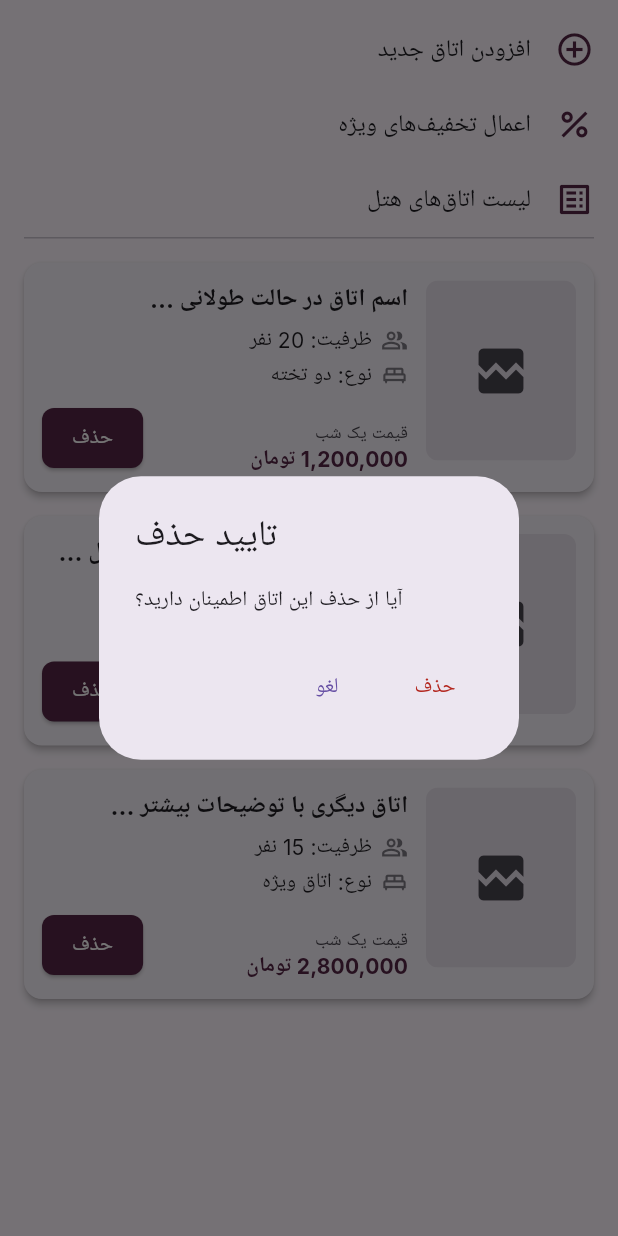
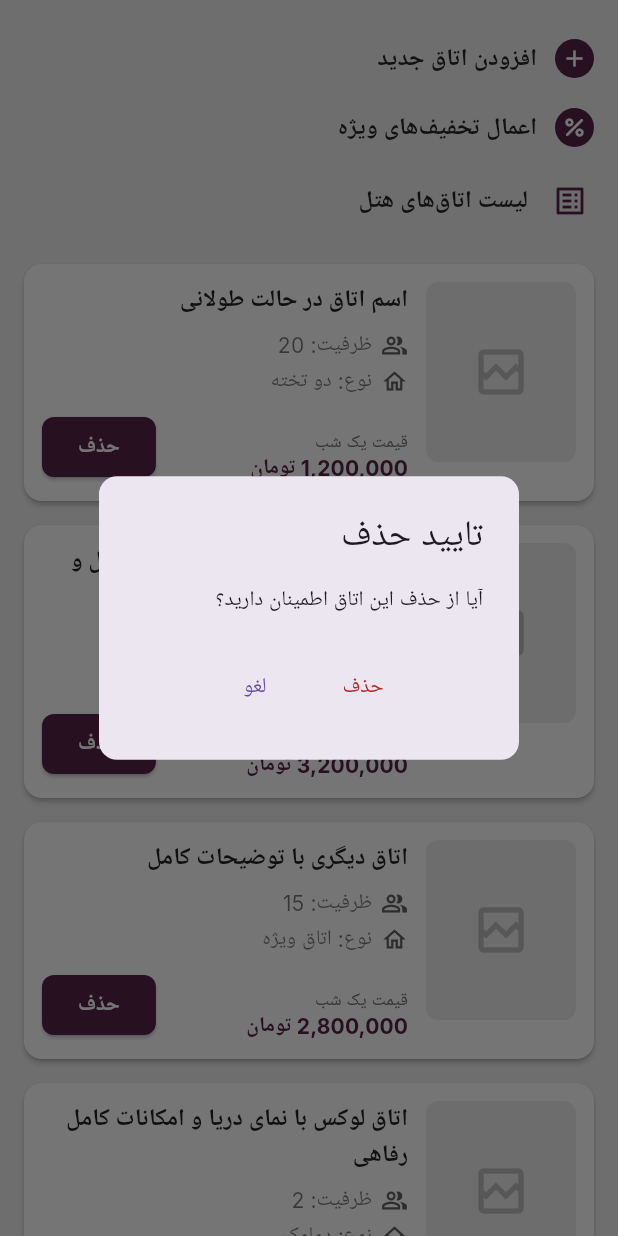
Before and after one commit to SamiraAhmadnezhad/BookIt, a Flutter app: the screen it shows after launch, after a tap on "حذف", on a phone screen of 412 x 824 dp. Run offline on Flutter 3.47's test engine with Material 3 defaults, Android fonts, the phone set to English and light mode, and no system bars; our stand-ins replace google_fonts, image_picker; network calls fail.

Commit message:
room info page- fixing components

```diff
--- a/lib/pages/hotel_info_pages/room_info_page.dart
+++ b/lib/pages/hotel_info_pages/room_info_page.dart
@@ -1,11 +1,10 @@
-// lib/pages/hotel_info_pages/hotel_info_page.dart
 import 'package:flutter/material.dart';
-import 'dart:async'; // برای Future.delayed
+import 'dart:async';
 
-// --- ثابت رنگ اصلی ---
 const Color kManagerPrimaryColor = Color(0xFF542545);
+const Color kPageBackgroundColor = Color(0xFFF0F0F0);
+const Color kCardBackgroundColor = Colors.white;
 
-// --- مدل داده برای اتاق ---
 class Room {
   final String id;
   final String name;
@@ -24,7 +23,6 @@ class Room {
   });
 }
 
-// --- ویجت کارت اتاق ---
 class _RoomCardWidget extends StatelessWidget {
   final Room room;
   final VoidCallback onDelete;
@@ -34,7 +32,6 @@ class _RoomCardWidget extends StatelessWidget {
     required this.onDelete,
   });
 
-  // تابع کمکی برای فرمت قیمت با ویرگول
   String _formatPrice(double price) {
     return price.toStringAsFixed(0).replaceAllMapped(
       RegExp(r'(\d{1,3})(?=(\d{3})+(?!\d))'),
@@ -44,11 +41,12 @@ class _RoomCardWidget extends StatelessWidget {
 
   @override
   Widget build(BuildContext context) {
-    final theme = Theme.of(context); // استفاده از تم Material 3
+    final theme = Theme.of(context);
 
     return Card(
+      color: kCardBackgroundColor,
       margin: const EdgeInsets.symmetric(horizontal: 16, vertical: 8),
-      elevation: 2, // Material 3 از elevation کمتری استفاده می‌کند
+      elevation: 1.5,
       shape: RoundedRectangleBorder(borderRadius: BorderRadius.circular(12)),
       child: Padding(
         padding: const EdgeInsets.all(12.0),
@@ -66,10 +64,10 @@ class _RoomCardWidget extends StatelessWidget {
                   return Container(
                     width: 100,
                     height: 120,
-                    color: theme.colorScheme.surfaceVariant, // رنگ مناسب برای placeholder در M3
+                    color: Colors.grey[200],
                     child: Icon(
-                      Icons.broken_image,
-                      color: theme.colorScheme.onSurfaceVariant,
+                      Icons.broken_image_outlined,
+                      color: Colors.grey[400],
                       size: 40,
                     ),
                   );
@@ -80,19 +78,18 @@ class _RoomCardWidget extends StatelessWidget {
             Expanded(
               child: Column(
                 crossAxisAlignment: CrossAxisAlignment.start,
-                mainAxisAlignment: MainAxisAlignment.spaceBetween,
                 children: [
                   Text(
                     room.name,
-                    style: theme.textTheme.titleMedium?.copyWith(fontWeight: FontWeight.bold),
+                    style: theme.textTheme.titleMedium?.copyWith(fontWeight: FontWeight.bold, color: Colors.black87),
                     maxLines: 2,
                     overflow: TextOverflow.ellipsis,
                   ),
-                  const SizedBox(height: 6),
-                  _buildInfoRow(Icons.people_alt_outlined, 'ظرفیت: ${room.capacity} نفر', theme),
-                  const SizedBox(height: 3),
-                  _buildInfoRow(Icons.king_bed_outlined, 'نوع: ${room.type}', theme),
                   const SizedBox(height: 8),
+                  _buildInfoRow(Icons.people_alt_outlined, 'ظرفیت: ${room.capacity}', theme),
+                  const SizedBox(height: 4),
+                  _buildInfoRow(Icons.home_outlined, 'نوع: ${room.type}', theme),
+                  const SizedBox(height: 10),
                   Row(
                     mainAxisAlignment: MainAxisAlignment.spaceBetween,
                     crossAxisAlignment: CrossAxisAlignment.end,
@@ -103,14 +100,14 @@ class _RoomCardWidget extends StatelessWidget {
                           Text(
                             'قیمت یک شب',
                             style: theme.textTheme.bodySmall?.copyWith(
-                              color: theme.colorScheme.onSurfaceVariant,
+                              color: Colors.grey[600],
                             ),
                           ),
                           Text(
                             '${_formatPrice(room.pricePerNight)} تومان',
                             style: theme.textTheme.titleSmall?.copyWith(
                               fontWeight: FontWeight.bold,
-                              color: kManagerPrimaryColor, // رنگ بنفش برای قیمت
+                              color: kManagerPrimaryColor,
                             ),
                           ),
                         ],
@@ -120,11 +117,12 @@ class _RoomCardWidget extends StatelessWidget {
                         style: ElevatedButton.styleFrom(
                           backgroundColor: kManagerPrimaryColor,
                           foregroundColor: Colors.white,
-                          padding: const EdgeInsets.symmetric(horizontal: 20, vertical: 8),
-                          textStyle: theme.textTheme.labelLarge?.copyWith(color: Colors.white),
+                          padding: const EdgeInsets.symmetric(horizontal: 24, vertical: 10),
+                          textStyle: theme.textTheme.labelLarge?.copyWith(color: Colors.white, fontWeight: FontWeight.bold),
                           shape: RoundedRectangleBorder(
                             borderRadius: BorderRadius.circular(8),
                           ),
+                          elevation: 1,
                         ),
                         child: const Text('حذف'),
                       ),
@@ -142,16 +140,15 @@ class _RoomCardWidget extends StatelessWidget {
   Widget _buildInfoRow(IconData icon, String text, ThemeData theme) {
     return Row(
       children: [
-        Icon(icon, size: 18, color: theme.colorScheme.onSurfaceVariant.withOpacity(0.7)),
+        Icon(icon, size: 18, color: Colors.grey[700]),
         const SizedBox(width: 6),
-        Text(text, style: theme.textTheme.bodyMedium),
+        Text(text, style: theme.textTheme.bodyMedium?.copyWith(color: Colors.black54)),
       ],
     );
   }
 }
 
 
-// --- صفحه اصلی مدیریت اطلاعات هتل/اتاق‌ها ---
 class RoomInfoPage extends StatefulWidget {
   const RoomInfoPage({Key? key}) : super(key: key);
 
@@ -172,36 +169,41 @@ class _RoomInfoPageState extends State<RoomInfoPage> {
   // TODO: تابع برای دریافت اطلاعات اتاق‌ها از سرور
   Future<void> _fetchRoomsData() async {
     setState(() { _isLoading = true; });
-    // شبیه‌سازی تاخیر شبکه
     await Future.delayed(const Duration(seconds: 1));
 
-    // داده‌های نمونه - این بخش باید با فراخوانی API واقعی جایگزین شود
-    // استفاده از picsum.photos برای تنوع تصاویر
     setState(() {
       _rooms = [
         Room(
           id: '1',
-          name: 'اسم اتاق در حالت طولانی ...',
-          imageUrl: 'https://picsum.photos/seed/r1/200/300',
+          name: 'اسم اتاق در حالت طولانی',
+          imageUrl: 'https://picsum.photos/seed/hotelA/200/300',
           capacity: 20,
           type: 'دو تخته',
           pricePerNight: 1200000,
         ),
         Room(
           id: '2',
-          name: 'اسم اتاق در حالت طولانی برای مثال ...',
-          imageUrl: 'https://picsum.photos/seed/r2/200/300',
+          name: 'اسم اتاق در حالت طولانی برای مثال و تست نمایش ...',
+          imageUrl: 'https://picsum.photos/seed/hotelB/200/300',
           capacity: 5,
           type: 'سوئیت',
           pricePerNight: 3200000,
         ),
         Room(
           id: '3',
-          name: 'اتاق دیگری با توضیحات بیشتر ...',
-          imageUrl: 'https://picsum.photos/seed/r3/200/300',
+          name: 'اتاق دیگری با توضیحات کامل',
+          imageUrl: 'https://picsum.photos/seed/hotelC/200/300',
           capacity: 15,
           type: 'اتاق ویژه',
           pricePerNight: 2800000,
+        ),
+        Room(
+          id: '4',
+          name: 'اتاق لوکس با نمای دریا و امکانات کامل رفاهی',
+          imageUrl: 'https://picsum.photos/seed/hotelD/200/300',
+          capacity: 2,
+          type: 'دولوکس',
+          pricePerNight: 4500000,
         ),
       ];
       _isLoading = false;
@@ -214,8 +216,10 @@ class _RoomInfoPageState extends State<RoomInfoPage> {
       context: context,
       builder: (BuildContext context) {
         return AlertDialog(
-          title: const Text('تایید حذف'),
-          content: const Text('آیا از حذف این اتاق اطمینان دارید؟'),
+          shape: RoundedRectangleBorder(borderRadius: BorderRadius.circular(12)),
+          title: const Text('تایید حذف', textAlign: TextAlign.right),
+          content: const Text('آیا از حذف این اتاق اطمینان دارید؟', textAlign: TextAlign.right),
+          actionsAlignment: MainAxisAlignment.center,
           actions: <Widget>[
             TextButton(
               child: const Text('لغو'),
@@ -232,16 +236,18 @@ class _RoomInfoPageState extends State<RoomInfoPage> {
     );
 
     if (confirmDelete == true) {
-      // اینجا باید API حذف اتاق از سرور کال شود
-      // مثال: await ApiService.deleteRoom(roomId);
       debugPrint('TODO: Call API to delete room $roomId');
-
       setState(() {
         _rooms.removeWhere((room) => room.id == roomId);
       });
       if (mounted) {
         ScaffoldMessenger.of(context).showSnackBar(
-          const SnackBar(content: Text('اتاق با موفقیت حذف شد'), behavior: SnackBarBehavior.floating),
+          const SnackBar(
+            content: Text('اتاق با موفقیت حذف شد'),
+            behavior: SnackBarBehavior.floating,
+            margin: EdgeInsets.all(16),
+            shape: RoundedRectangleBorder(borderRadius: BorderRadius.all(Radius.circular(8))),
+          ),
         );
       }
     }
@@ -250,9 +256,13 @@ class _RoomInfoPageState extends State<RoomInfoPage> {
   // TODO: تابع برای ناوبری به صفحه افزودن اتاق جدید
   void _navigateToAddRoomPage() {
     debugPrint('TODO: Navigate to Add New Room Page');
-    // Navigator.push(context, MaterialPageRoute(builder: (context) => AddRoomPage()));
     ScaffoldMessenger.of(context).showSnackBar(
-      const SnackBar(content: Text('به صفحه افزودن اتاق جدید هدایت می‌شوید...'), behavior: SnackBarBehavior.floating),
+      const SnackBar(
+        content: Text('به صفحه افزودن اتاق جدید هدایت می‌شوید...'),
+        behavior: SnackBarBehavior.floating,
+        margin: EdgeInsets.all(16),
+        shape: RoundedRectangleBorder(borderRadius: BorderRadius.all(Radius.circular(8))),
+      ),
     );
   }
 
@@ -260,33 +270,60 @@ class _RoomInfoPageState extends State<RoomInfoPage> {
   void _navigateToDiscountsPage() {
     debugPrint('TODO: Navigate to Special Discounts Page');
     ScaffoldMessenger.of(context).showSnackBar(
-      const SnackBar(content: Text('به صفحه تخفیف‌های ویژه هدایت می‌شوید...'), behavior: SnackBarBehavior.floating),
+      const SnackBar(
+        content: Text('به صفحه تخفیف‌های ویژه هدایت می‌شوید...'),
+        behavior: SnackBarBehavior.floating,
+        margin: EdgeInsets.all(16),
+        shape: RoundedRectangleBorder(borderRadius: BorderRadius.all(Radius.circular(8))),
+      ),
     );
   }
 
-  // TODO: تابع برای نمایش لیست کامل اتاق‌های هتل (اگر این صفحه خودش نیست)
-  void _navigateToHotelRoomsList() {
-    debugPrint('TODO: Navigate to Hotel Rooms List Page or refresh');
-    ScaffoldMessenger.of(context).showSnackBar(
-      const SnackBar(content: Text('لیست اتاق‌های هتل نمایش داده می‌شود...'), behavior: SnackBarBehavior.floating),
+  Widget _buildHeaderActionItem(IconData iconData, String label, VoidCallback? onPressed, ThemeData theme, {required bool isTitle}) {
+    Widget rowContent = Row(
+      mainAxisAlignment: MainAxisAlignment.start,
+      children: [
+        Container(
+          padding: const EdgeInsets.all(4),
+          decoration: BoxDecoration(
+            color: isTitle ? Colors.transparent : kManagerPrimaryColor,
+            shape: BoxShape.circle,
+          ),
+          child: Icon(
+            iconData,
+            color: isTitle ? kManagerPrimaryColor : Colors.white,
+            size: isTitle ? 24 : 18,
+          ),
+        ),
+        const SizedBox(width: 12),
+        Text(
+          label,
+          style: theme.textTheme.titleMedium?.copyWith(
+            fontWeight: FontWeight.w600,
+            color: Colors.black.withOpacity(0.85),
+          ),
+        ),
+      ],
     );
-  }
 
-  Widget _buildActionItem(IconData icon, String label, VoidCallback onPressed, ThemeData theme) {
-    return InkWell(
+    if (onPressed != null && !isTitle) {
+      return Material(
+        color: Colors.transparent,
+        child: InkWell(
           onTap: onPressed,
           borderRadius: BorderRadius.circular(8),
           child: Padding(
-        padding: const EdgeInsets.symmetric(vertical: 12.0, horizontal: 16.0),
-        child: Row(
-          children: [
-            Icon(icon, color: kManagerPrimaryColor, size: 26),
-            const SizedBox(width: 16),
-            Text(label, style: theme.textTheme.titleMedium?.copyWith(fontWeight: FontWeight.w500)),
-          ],
+            padding: const EdgeInsets.symmetric(vertical: 10.0, horizontal: 16.0),
+            child: rowContent,
           ),
         ),
       );
+    } else {
+      return Padding(
+        padding: const EdgeInsets.symmetric(vertical: 10.0, horizontal: 16.0),
+        child: rowContent,
+      );
+    }
   }
 
   @override
@@ -296,40 +333,39 @@ class _RoomInfoPageState extends State<RoomInfoPage> {
     return Directionality(
       textDirection: TextDirection.rtl,
       child: Scaffold(
-        // AppBar در تصویر شما نبود، اما اگر نیاز داشتید، می‌توانید اضافه کنید:
-        // appBar: AppBar(
-        //   title: Text('مدیریت اتاق‌ها', style: theme.textTheme.titleLarge?.copyWith(color: theme.colorScheme.onPrimary)),
-        //   backgroundColor: theme.colorScheme.primary,
-        //   elevation: 2,
-        // ),
-        backgroundColor: theme.colorScheme.background, // استفاده از رنگ پس‌زمینه تم
+        backgroundColor: kPageBackgroundColor,
         body: SafeArea(
           child: Column(
             children: [
-              // بخش بالایی با گزینه‌ها
               Container(
-                color: theme.cardColor, // یا theme.colorScheme.surface برای تطابق با M3
-                padding: const EdgeInsets.only(top:8.0, bottom:0),
+                width: double.infinity,
+                padding: const EdgeInsets.only(top: 16.0, bottom: 8.0),
                 child: Column(
+                  crossAxisAlignment: CrossAxisAlignment.start,
                   children: [
-                    _buildActionItem(Icons.add_circle_outline, 'افزودن اتاق جدید', _navigateToAddRoomPage, theme),
-                    _buildActionItem(Icons.percent_outlined, 'اعمال تخفیف‌های ویژه', _navigateToDiscountsPage, theme),
-                    _buildActionItem(Icons.list_alt_outlined, 'لیست اتاق‌های هتل', _navigateToHotelRoomsList, theme),
+                    _buildHeaderActionItem(Icons.add, 'افزودن اتاق جدید', _navigateToAddRoomPage, theme, isTitle: false),
+                    _buildHeaderActionItem(Icons.percent_rounded, 'اعمال تخفیف‌های ویژه', _navigateToDiscountsPage, theme, isTitle: false),
+                    _buildHeaderActionItem(Icons.list_alt_outlined, 'لیست اتاق‌های هتل', null, theme, isTitle: true), // onPressed is null
                   ],
                 ),
               ),
-              const Divider(height: 1, indent: 16, endIndent: 16),
+              // Divider(height: 1, thickness: 1, color: Colors.grey[300], indent: 16, endIndent: 16),
+
               Expanded(
                 child: _isLoading
-                    ? const Center(child: CircularProgressIndicator())
+                    ? const Center(child: CircularProgressIndicator(color: kManagerPrimaryColor))
                     : _rooms.isEmpty
                     ? Center(
+                    child: Padding(
+                      padding: const EdgeInsets.all(16.0),
                       child: Text(
-                      'هیچ اتاقی برای نمایش وجود ندارد.',
-                      style: theme.textTheme.titleMedium,
+                        'هیچ اتاقی برای نمایش وجود ندارد. برای افزودن اتاق جدید از گزینه بالا استفاده کنید.',
+                        textAlign: TextAlign.center,
+                        style: theme.textTheme.titleMedium?.copyWith(color: Colors.grey[700]),
+                      ),
                     ))
                     : ListView.builder(
-                  padding: const EdgeInsets.only(top: 8, bottom: 16), // فاصله برای اسکرول
+                  padding: const EdgeInsets.only(top: 0, bottom: 16),
                   itemCount: _rooms.length,
                   itemBuilder: (context, index) {
                     final room = _rooms[index];
@@ -343,13 +379,6 @@ class _RoomInfoPageState extends State<RoomInfoPage> {
             ],
           ),
         ),
-        // اگر bottomNavigationBar هم دارید، اینجا اضافه کنید
-        // bottomNavigationBar: BottomNavigationBar(
-        //   items: const [
-        //      BottomNavigationBarItem(icon: Icon(Icons.list_alt), label: 'اتاق‌ها'),
-        //      BottomNavigationBarItem(icon: Icon(Icons.settings), label: 'تنظیمات'),
-        //   ],
-        // ),
       ),
     );
   }
```
Lines whose indentation alone changed are shown as unchanged.
